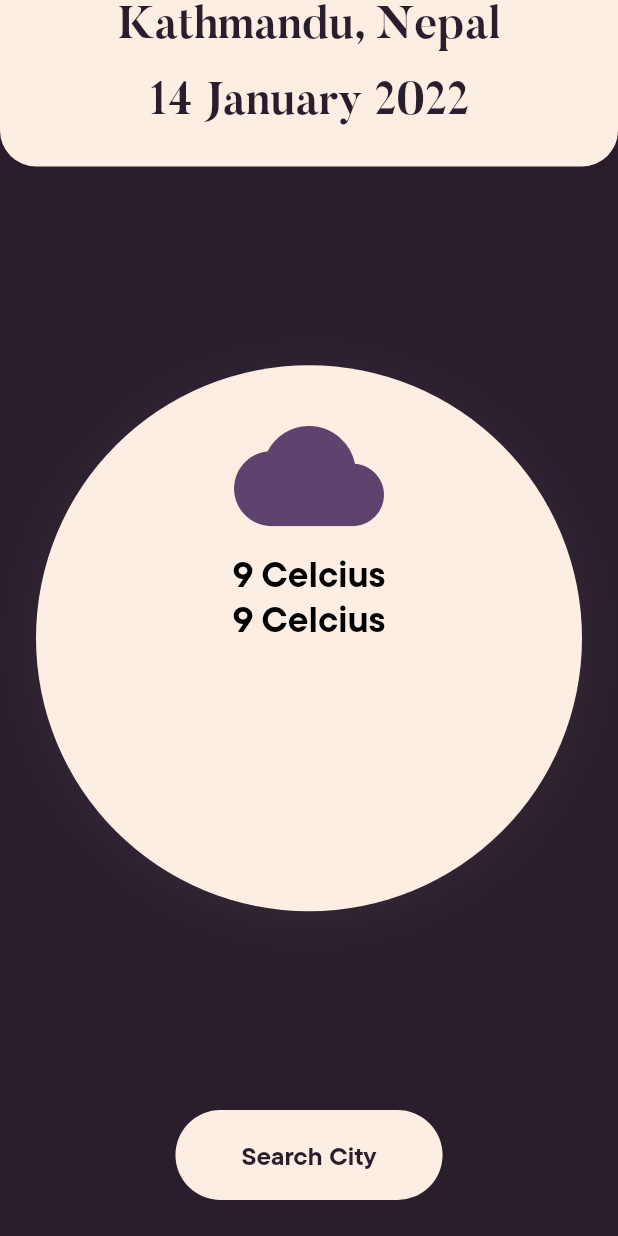
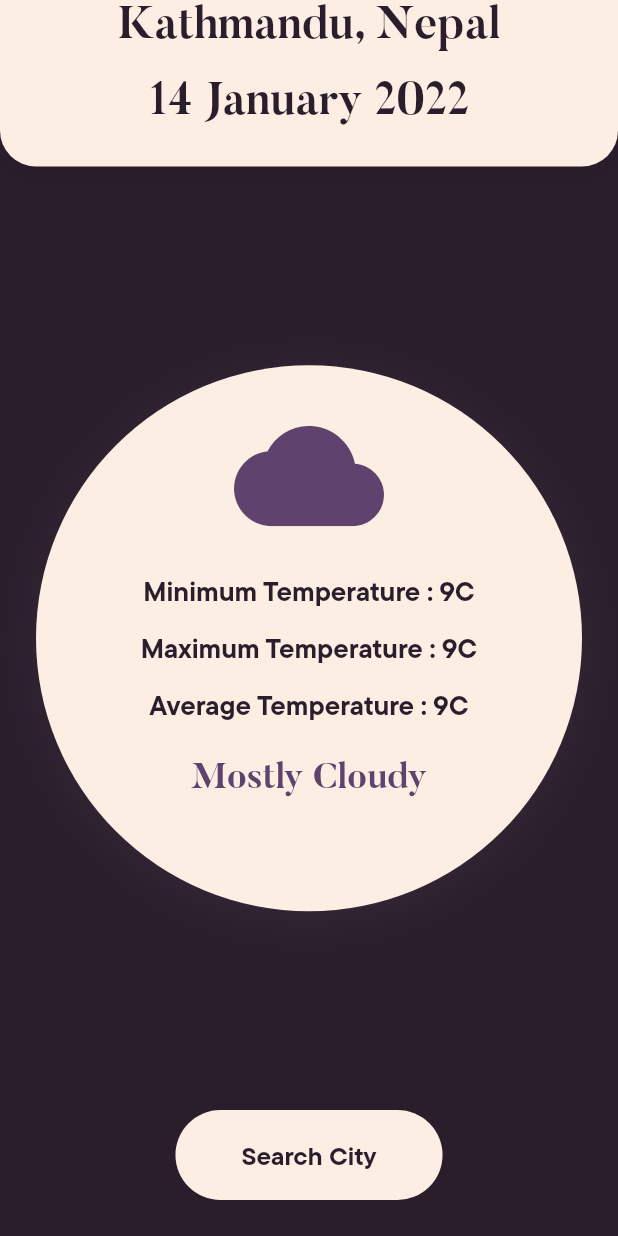
Before and after one commit to purutechno/asunnyday, a Flutter app: the screen it shows after launch, on a phone screen of 412 x 824 dp. Run offline on Flutter 3.47's test engine with Material 2 defaults, Android fonts, the phone set to English and light mode, and no system bars; our stand-ins replace flutter_typeahead, geolocator.

Commit message:
Layout Update
- Basic Layout update

```diff
--- a/i18n/en.json
+++ b/i18n/en.json
@@ -5,5 +5,9 @@
   "activate_permission_title": "Location Permission",
   "activate_permission_description": "Please give us permission to access your location so that we can display weather.\n Also make sure to ENABLE LOCATION SERVICE in your device.",
   "activate": "Sure!",
-  "hell_no": "No Way!"
+  "hell_no": "No Way!",
+  "minimum_temperature": "Minimum Temperature",
+  "maximum_temperature": "Maximum Temperature",
+  "average_temperature" : "Average Temperature"
+
 }
--- a/i18n/sv.json
+++ b/i18n/sv.json
@@ -5,5 +5,8 @@
   "activate_permission_title": "Location Permission",
   "activate_permission_description": "Please give us permission to access your location so that we can display weather.\nAlso make sure to ENABLE LOCATION SERVICE in your device.",
   "activate": "Sure!",
-  "hell_no": "No Way!"
+  "hell_no": "No Way!",
+  "minimum_temperature": "Minimum Temperature",
+  "maximum_temperature": "Maximum Temperature",
+  "average_temperature" : "Average Temperature"
 }
--- a/lib/view/widgets/weather_report_widget.dart
+++ b/lib/view/widgets/weather_report_widget.dart
@@ -1,4 +1,5 @@
 import 'package:asunnyday/view/widgets/text_widget.dart';
+import 'package:asunnyday/view_model/internationalization/app_localizations.dart';
 import 'package:asunnyday/view_model/theme_data/app_theme.dart';
 import 'package:flutter/material.dart';
 
@@ -8,6 +9,7 @@ class WeatherReport extends StatelessWidget {
   final BoxDecoration _boxDecoration =
       BoxDecoration(shape: BoxShape.circle, color: AppTheme.colorCreamyWhite, boxShadow: [AppTheme.boxShadowWhite]);
   static const _padding = EdgeInsets.all(AppTheme.defaultPadding);
+  final _smallPadding = const SizedBox(height: AppTheme.paddingSmall);
 
   @override
   Widget build(BuildContext context) {
@@ -21,13 +23,36 @@ class WeatherReport extends StatelessWidget {
         mainAxisAlignment: MainAxisAlignment.start,
         crossAxisAlignment: CrossAxisAlignment.center,
         children: [
-          Icon(
+          const Icon(
             Icons.cloud,
             size: AppTheme.sizeRoundButtonIconLarge,
             color: AppTheme.colorPurple,
           ),
-          TextWidget(text: "9 Celcius", fontSize: AppTheme.fontSizeButlerMedium, fontWeight: AppTheme.fontWeight700),
-          TextWidget(text: "9 Celcius", fontSize: AppTheme.fontSizeButlerMedium, fontWeight: AppTheme.fontWeight700),
+          _smallPadding,
+          TextWidget(
+              text: "${AppLocalizations.of(context).translate("minimum_temperature")} : 9C",
+              fontColor: AppTheme.colorBlackPurple,
+              fontSize: AppTheme.fontSizeTTCommonsPro,
+              fontWeight: AppTheme.fontWeight700),
+          _smallPadding,
+          TextWidget(
+              text: "${AppLocalizations.of(context).translate("maximum_temperature")} : 9C",
+              fontColor: AppTheme.colorBlackPurple,
+              fontSize: AppTheme.fontSizeTTCommonsPro,
+              fontWeight: AppTheme.fontWeight700),
+          _smallPadding,
+          TextWidget(
+              text: "${AppLocalizations.of(context).translate("average_temperature")} : 9C",
+              fontColor: AppTheme.colorBlackPurple,
+              fontSize: AppTheme.fontSizeTTCommonsPro,
+              fontWeight: AppTheme.fontWeight700),
+          const SizedBox(height: AppTheme.defaultPadding),
+          const TextWidget(
+              text: "Mostly Cloudy",
+              fontColor: AppTheme.colorPurple,
+              fontFamily: AppTheme.fontFamilyButler,
+              fontSize: AppTheme.fontSizeButlerMedium,
+              fontWeight: AppTheme.fontWeight700),
         ],
       ),
     );
```
